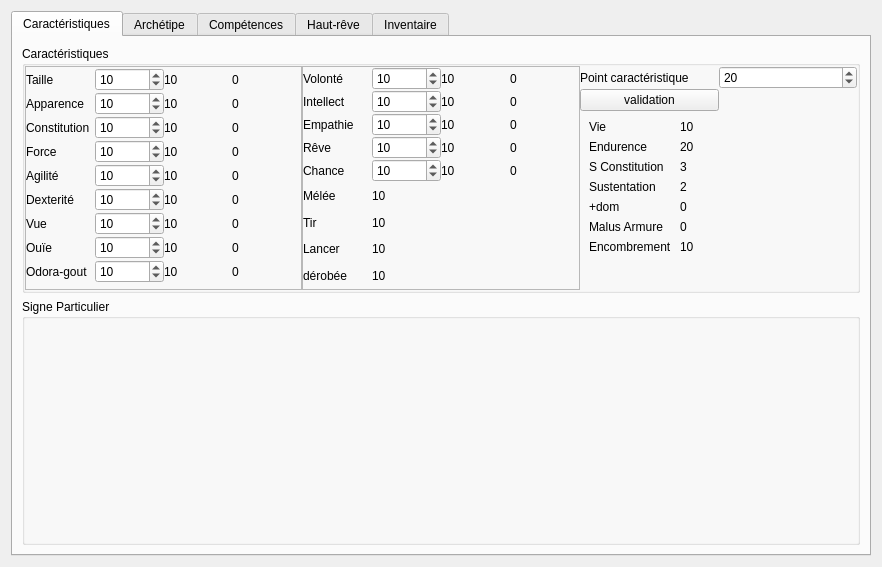
This is src/view/personnage.ui in GaelPICOT/voyage as Qt 5 draws it before an edit. The edited form follows.
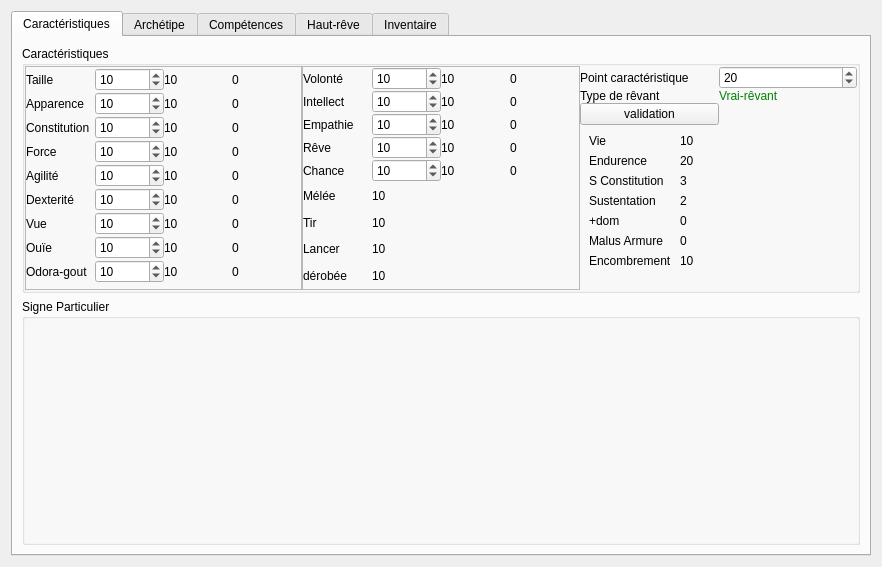
This is the edited form.

Diff of the .ui file:
```diff
--- a/src/view/personnage.ui
+++ b/src/view/personnage.ui
@@ -689,7 +689,7 @@
                   </property>
                  </widget>
                 </item>
-                <item row="1" column="0">
+                <item row="2" column="0">
                  <widget class="QPushButton" name="validation_button">
                   <property name="sizePolicy">
                    <sizepolicy hsizetype="Minimum" vsizetype="Fixed">
@@ -709,6 +709,26 @@
                   </property>
                  </widget>
                 </item>
+                <item row="1" column="0">
+                 <widget class="QLabel" name="label_25">
+                  <property name="text">
+                   <string>Type de rêvant</string>
+                  </property>
+                 </widget>
+                </item>
+                <item row="1" column="1">
+                 <widget class="QLabel" name="revant_label">
+                  <property name="cursor">
+                   <cursorShape>PointingHandCursor</cursorShape>
+                  </property>
+                  <property name="styleSheet">
+                   <string notr="true">QLabel {color : green; }</string>
+                  </property>
+                  <property name="text">
+                   <string>Vrai-rêvant</string>
+                  </property>
+                 </widget>
+                </item>
                </layout>
               </widget>
              </item>
```
